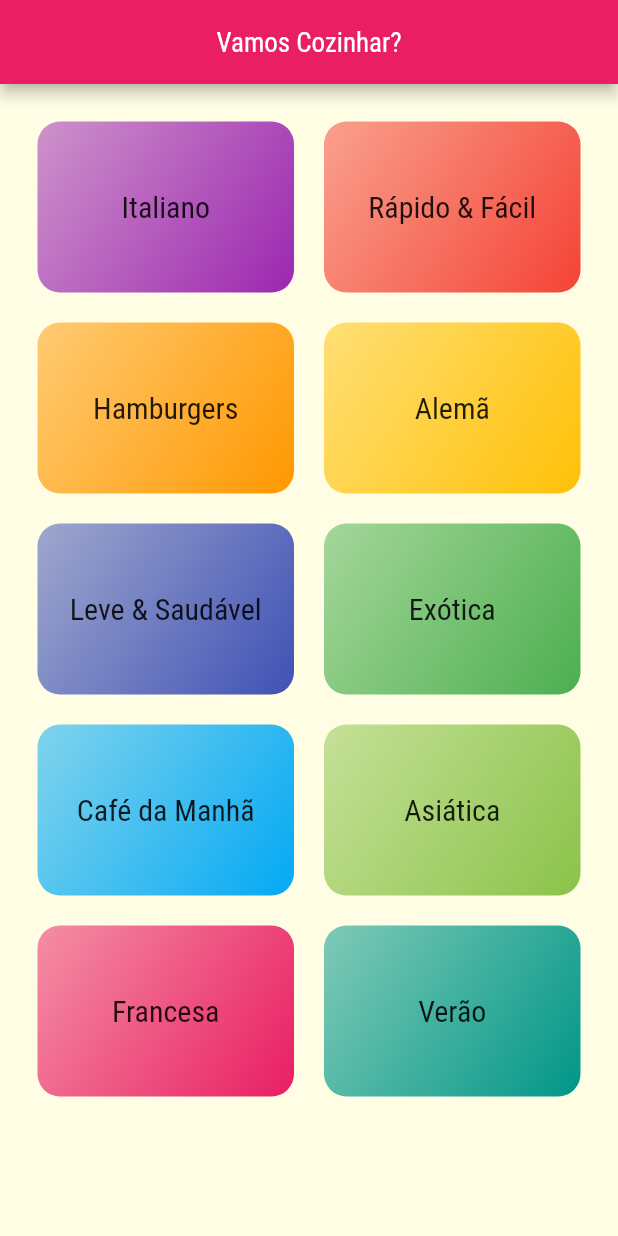
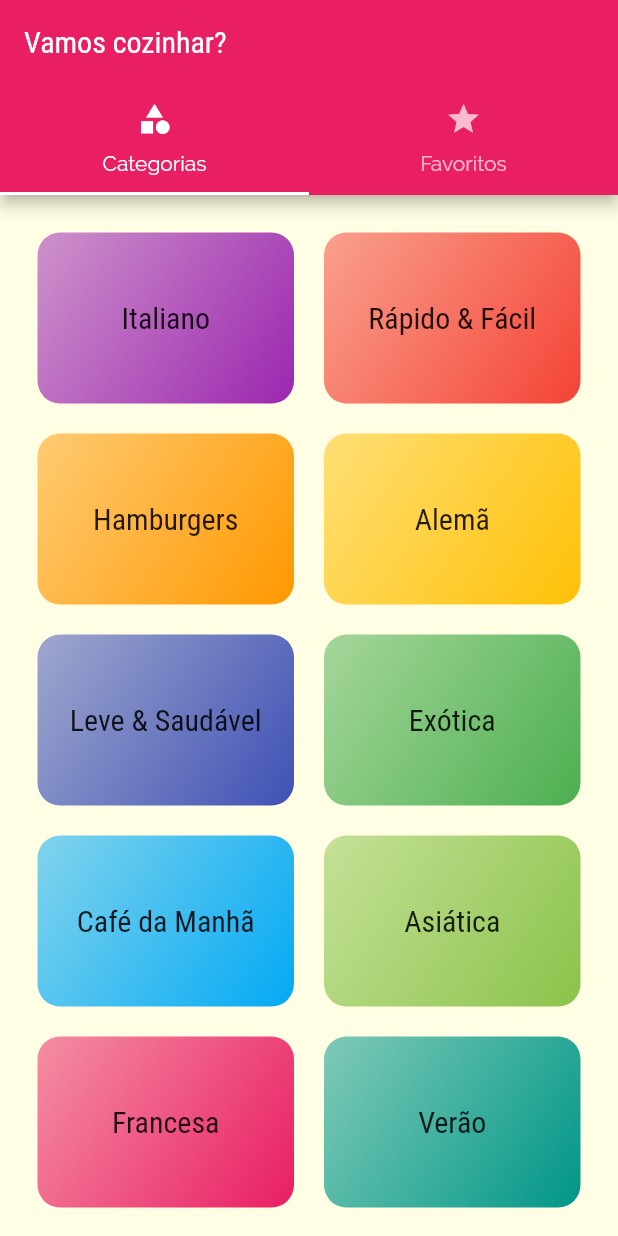
Before and after one commit to lucasalmeida00/meals, a Flutter app: the screen it shows after launch, on a phone screen of 412 x 824 dp. Run offline on Flutter 3.47's test engine with Material 2 defaults, Android fonts, the phone set to English and light mode, and no system bars.

Commit message:
feat: adicionado navegação por tabs

```diff
--- a/lib/main.dart
+++ b/lib/main.dart
@@ -1,6 +1,7 @@
 import 'package:flutter/material.dart';
 import 'package:meals/screens/categories_screen.dart';
 import 'package:meals/screens/meal_detail_screen.dart';
+import 'package:meals/screens/tabs_screen.dart';
 import 'package:meals/utils/app_routes.dart';
 import './screens/categories_meals_screen.dart';
 
@@ -33,7 +34,7 @@ class MyApp extends StatelessWidget {
               ),
         ),
         routes: {
-          AppRoutes.HOME: (ctx) => const CategoriesScreen(),
+          AppRoutes.HOME: (ctx) => const TabsScreen(),
           AppRoutes.CATEGORIES_MEALS: (ctx) => const CategoriesMealsScreen(),
           AppRoutes.MEAL_DETAIL: (ctx) => const MealDetailScreen(),
           // CategoriesMealsScreen.routeName: (ctx) => const CategoriesMealsScreen(),
--- a/lib/screens/categories_screen.dart
+++ b/lib/screens/categories_screen.dart
@@ -7,17 +7,7 @@ class CategoriesScreen extends StatelessWidget {
 
   @override
   Widget build(BuildContext context) {
-    return Scaffold(
-      appBar: AppBar(
-        title: Center(
-          child: Text(
-            'Vamos Cozinhar?',
-            style: Theme.of(context).textTheme.titleMedium,
-          ),
-        ),
-        backgroundColor: Theme.of(context).primaryColor,
-      ),
-      body: GridView(
+    return GridView(
       padding: const EdgeInsets.all(25),
       gridDelegate: const SliverGridDelegateWithMaxCrossAxisExtent(
         maxCrossAxisExtent: 200,
@@ -28,7 +18,6 @@ class CategoriesScreen extends StatelessWidget {
       children: dummyCategories.map((category) {
         return CategoryItem(category: category);
       }).toList(),
-      ),
     );
   }
 }
--- /dev/null
+++ b/lib/screens/tabs_screen.dart
@@ -0,0 +1,30 @@
+import 'package:flutter/material.dart';
+import 'package:meals/screens/categories_screen.dart';
+import 'package:meals/screens/favorite_screen.dart';
+
+class TabsScreen extends StatelessWidget {
+  const TabsScreen({super.key});
+
+  @override
+  Widget build(BuildContext context) {
+    return DefaultTabController(
+        length: 2,
+        child: Scaffold(
+          appBar: AppBar(
+            title: const Text('Vamos cozinhar?'),
+            bottom: const TabBar(
+              tabs: [
+                Tab(icon: Icon(Icons.category), text: 'Categorias'),
+                Tab(icon: Icon(Icons.star), text: 'Favoritos'),
+              ],
+            ),
+          ),
+          body: const TabBarView(
+            children: [
+              CategoriesScreen(),
+              FavoriteScreen(),
+            ],
+          ),
+        ));
+  }
+}
```
Also changed, not shown: lib/components/list_title.dart (added, +44 -0 lines), lib/screens/favorite_screen.dart (added, +12 -0 lines), lib/screens/meal_detail_screen.dart (+29 -20 lines). Lines whose indentation alone changed are shown as unchanged.
